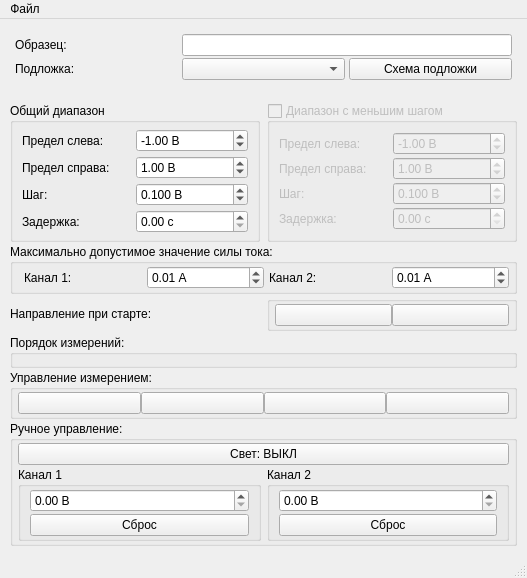
First picture: the form in design.ui, repository Danep1/MIPT-VAC-GUI, before the edit.
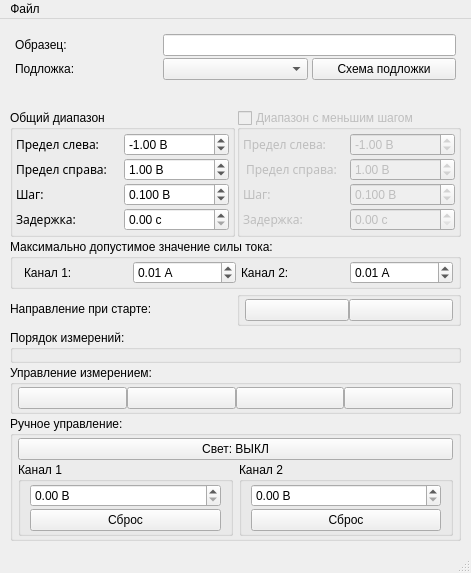
Second picture: the form after the edit. Icons and pictures are not drawn.

What changed in the file:
```diff
--- a/design.ui
+++ b/design.ui
@@ -6,8 +6,8 @@
    <rect>
     <x>0</x>
     <y>0</y>
-    <width>527</width>
-    <height>578</height>
+    <width>471</width>
+    <height>573</height>
    </rect>
   </property>
   <property name="sizePolicy">
@@ -21,8 +21,8 @@
   </property>
   <widget class="QWidget" name="centralwidget">
    <property name="sizePolicy">
-    <sizepolicy hsizetype="Fixed" vsizetype="Preferred">
-     <horstretch>0</horstretch>
+    <sizepolicy hsizetype="Preferred" vsizetype="Preferred">
+     <horstretch>2</horstretch>
      <verstretch>0</verstretch>
     </sizepolicy>
    </property>
@@ -76,6 +76,9 @@
            </sizepolicy>
           </property>
           <layout class="QGridLayout" name="gridLayout_3">
+           <property name="sizeConstraint">
+            <enum>QLayout::SizeConstraint::SetMinimumSize</enum>
+           </property>
            <property name="leftMargin">
             <number>5</number>
            </property>
@@ -140,6 +143,9 @@
         <item>
          <widget class="QWidget" name="meas_setup_widget" native="true">
           <layout class="QGridLayout" name="gridLayout_5">
+           <property name="sizeConstraint">
+            <enum>QLayout::SizeConstraint::SetMinimumSize</enum>
+           </property>
            <property name="leftMargin">
             <number>0</number>
            </property>
@@ -152,10 +158,7 @@
            <property name="bottomMargin">
             <number>2</number>
            </property>
-           <property name="horizontalSpacing">
-            <number>7</number>
-           </property>
-           <property name="verticalSpacing">
+           <property name="spacing">
             <number>2</number>
            </property>
            <item row="2" column="1">
@@ -211,17 +214,32 @@
               <string>Общий диапазон</string>
              </property>
              <layout class="QGridLayout" name="gridLayout_6">
+              <property name="sizeConstraint">
+               <enum>QLayout::SizeConstraint::SetMinimumSize</enum>
+              </property>
+              <property name="leftMargin">
+               <number>3</number>
+              </property>
               <property name="topMargin">
-               <number>4</number>
+               <number>3</number>
+              </property>
+              <property name="rightMargin">
+               <number>3</number>
               </property>
               <property name="bottomMargin">
-               <number>4</number>
+               <number>3</number>
               </property>
               <property name="spacing">
                <number>2</number>
               </property>
               <item row="3" column="1">
                <widget class="QDoubleSpinBox" name="delay_spin">
+                <property name="sizePolicy">
+                 <sizepolicy hsizetype="Preferred" vsizetype="Fixed">
+                  <horstretch>0</horstretch>
+                  <verstretch>0</verstretch>
+                 </sizepolicy>
+                </property>
                 <property name="suffix">
                  <string> с</string>
                 </property>
@@ -235,6 +253,17 @@
               </item>
               <item row="3" column="0">
                <widget class="QLabel" name="delay_label">
+                <property name="sizePolicy">
+                 <sizepolicy hsizetype="Minimum" vsizetype="Preferred">
+                  <horstretch>0</horstretch>
+                  <verstretch>0</verstretch>
+                 </sizepolicy>
+                </property>
+                <property name="font">
+                 <font>
+                  <family>Ubuntu Condensed</family>
+                 </font>
+                </property>
                 <property name="text">
                  <string>Задержка:</string>
                 </property>
@@ -242,6 +271,12 @@
               </item>
               <item row="2" column="1">
                <widget class="QDoubleSpinBox" name="step_spin">
+                <property name="sizePolicy">
+                 <sizepolicy hsizetype="Preferred" vsizetype="Fixed">
+                  <horstretch>0</horstretch>
+                  <verstretch>0</verstretch>
+                 </sizepolicy>
+                </property>
                 <property name="suffix">
                  <string> В</string>
                 </property>
@@ -264,6 +299,17 @@
               </item>
               <item row="1" column="0">
                <widget class="QLabel" name="limit_right_label">
+                <property name="sizePolicy">
+                 <sizepolicy hsizetype="Minimum" vsizetype="Preferred">
+                  <horstretch>0</horstretch>
+                  <verstretch>0</verstretch>
+                 </sizepolicy>
+                </property>
+                <property name="font">
+                 <font>
+                  <family>Ubuntu Condensed</family>
+                 </font>
+                </property>
                 <property name="text">
                  <string>Предел справа:</string>
                 </property>
@@ -271,6 +317,17 @@
               </item>
               <item row="0" column="0">
                <widget class="QLabel" name="limit_left_label">
+                <property name="sizePolicy">
+                 <sizepolicy hsizetype="Minimum" vsizetype="Preferred">
+                  <horstretch>0</horstretch>
+                  <verstretch>0</verstretch>
+                 </sizepolicy>
+                </property>
+                <property name="font">
+                 <font>
+                  <family>Ubuntu Condensed</family>
+                 </font>
+                </property>
                 <property name="layoutDirection">
                  <enum>Qt::LayoutDirection::LeftToRight</enum>
                 </property>
@@ -281,11 +338,11 @@
               </item>
               <item row="0" column="1">
                <widget class="QDoubleSpinBox" name="limit_left_spin">
-                <property name="minimumSize">
-                 <size>
-                  <width>100</width>
-                  <height>0</height>
-                 </size>
+                <property name="sizePolicy">
+                 <sizepolicy hsizetype="Preferred" vsizetype="Fixed">
+                  <horstretch>0</horstretch>
+                  <verstretch>0</verstretch>
+                 </sizepolicy>
                 </property>
                 <property name="suffix">
                  <string> В</string>
@@ -303,6 +360,17 @@
               </item>
               <item row="2" column="0">
                <widget class="QLabel" name="step_label">
+                <property name="sizePolicy">
+                 <sizepolicy hsizetype="Minimum" vsizetype="Preferred">
+                  <horstretch>0</horstretch>
+                  <verstretch>0</verstretch>
+                 </sizepolicy>
+                </property>
+                <property name="font">
+                 <font>
+                  <family>Ubuntu Condensed</family>
+                 </font>
+                </property>
                 <property name="text">
                  <string>Шаг:</string>
                 </property>
@@ -310,6 +378,12 @@
               </item>
               <item row="1" column="1">
                <widget class="QDoubleSpinBox" name="limit_right_spin">
+                <property name="sizePolicy">
+                 <sizepolicy hsizetype="Preferred" vsizetype="Fixed">
+                  <horstretch>0</horstretch>
+                  <verstretch>0</verstretch>
+                 </sizepolicy>
+                </property>
                 <property name="suffix">
                  <string> В</string>
                 </property>
@@ -342,11 +416,38 @@
               <bool>false</bool>
              </property>
              <layout class="QGridLayout" name="gridLayout">
+              <property name="sizeConstraint">
+               <enum>QLayout::SizeConstraint::SetMinimumSize</enum>
+              </property>
+              <property name="leftMargin">
+               <number>3</number>
+              </property>
+              <property name="topMargin">
+               <number>3</number>
+              </property>
+              <property name="rightMargin">
+               <number>3</number>
+              </property>
+              <property name="bottomMargin">
+               <number>3</number>
+              </property>
               <property name="spacing">
                <number>2</number>
               </property>
               <item row="0" column="1">
                <widget class="QLabel" name="limit_left_accurate_label">
+                <property name="sizePolicy">
+                 <sizepolicy hsizetype="Minimum" vsizetype="Preferred">
+                  <horstretch>0</horstretch>
+                  <verstretch>0</verstretch>
+                 </sizepolicy>
+                </property>
+                <property name="font">
+                 <font>
+                  <family>Ubuntu Condensed</family>
+                  <stylestrategy>PreferDefault</stylestrategy>
+                 </font>
+                </property>
                 <property name="text">
                  <string>Предел слева:</string>
                 </property>
@@ -354,6 +455,18 @@
               </item>
               <item row="4" column="1">
                <widget class="QLabel" name="delay_accurate_label">
+                <property name="sizePolicy">
+                 <sizepolicy hsizetype="Minimum" vsizetype="Preferred">
+                  <horstretch>0</horstretch>
+                  <verstretch>0</verstretch>
+                 </sizepolicy>
+                </property>
+                <property name="font">
+                 <font>
+                  <family>Ubuntu Condensed</family>
+                  <stylestrategy>PreferDefault</stylestrategy>
+                 </font>
+                </property>
                 <property name="text">
                  <string>Задержка:</string>
                 </property>
@@ -361,6 +474,21 @@
               </item>
               <item row="1" column="1">
                <widget class="QLabel" name="limit_right_accurate_label">
+                <property name="sizePolicy">
+                 <sizepolicy hsizetype="Minimum" vsizetype="Preferred">
+                  <horstretch>0</horstretch>
+                  <verstretch>0</verstretch>
+                 </sizepolicy>
+                </property>
+                <property name="font">
+                 <font>
+                  <family>Ubuntu Condensed</family>
+                  <stylestrategy>PreferDefault</stylestrategy>
+                 </font>
+                </property>
+                <property name="styleSheet">
+                 <string notr="true">padding-right: 1px</string>
+                </property>
                 <property name="text">
                  <string>Предел справа:</string>
                 </property>
@@ -368,11 +496,11 @@
               </item>
               <item row="0" column="3">
                <widget class="QDoubleSpinBox" name="limit_left_accurate_spin">
-                <property name="minimumSize">
-                 <size>
-                  <width>100</width>
-                  <height>0</height>
-                 </size>
+                <property name="sizePolicy">
+                 <sizepolicy hsizetype="Preferred" vsizetype="Fixed">
+                  <horstretch>0</horstretch>
+                  <verstretch>0</verstretch>
+                 </sizepolicy>
                 </property>
                 <property name="suffix">
                  <string> В</string>
@@ -390,6 +518,12 @@
               </item>
               <item row="4" column="3">
                <widget class="QDoubleSpinBox" name="delay_accurate_spin">
+                <property name="sizePolicy">
+                 <sizepolicy hsizetype="Preferred" vsizetype="Fixed">
+                  <horstretch>0</horstretch>
+                  <verstretch>0</verstretch>
+                 </sizepolicy>
+                </property>
                 <property name="suffix">
                  <string> с</string>
                 </property>
@@ -403,6 +537,12 @@
               </item>
               <item row="1" column="3">
                <widget class="QDoubleSpinBox" name="limit_right_accurate_spin">
+                <property name="sizePolicy">
+                 <sizepolicy hsizetype="Preferred" vsizetype="Fixed">
+                  <horstretch>0</horstretch>
+                  <verstretch>0</verstretch>
+                 </sizepolicy>
+                </property>
                 <property name="suffix">
                  <string> В</string>
                 </property>
@@ -419,6 +559,12 @@
               </item>
               <item row="2" column="3">
                <widget class="QDoubleSpinBox" name="step_accurate_spin">
+                <property name="sizePolicy">
+                 <sizepolicy hsizetype="Preferred" vsizetype="Fixed">
+                  <horstretch>0</horstretch>
+                  <verstretch>0</verstretch>
+                 </sizepolicy>
+                </property>
                 <property name="suffix">
                  <string> В</string>
                 </property>
@@ -441,6 +587,18 @@
               </item>
               <item row="2" column="1">
                <widget class="QLabel" name="step_accurate_label">
+                <property name="sizePolicy">
+                 <sizepolicy hsizetype="Minimum" vsizetype="Preferred">
+                  <horstretch>0</horstretch>
+                  <verstretch>0</verstretch>
+                 </sizepolicy>
+                </property>
+                <property name="font">
+                 <font>
+                  <family>Ubuntu Condensed</family>
+                  <stylestrategy>PreferDefault</stylestrategy>
+                 </font>
+                </property>
                 <property name="text">
                  <string>Шаг:</string>
                 </property>
@@ -502,6 +660,12 @@
               </item>
               <item row="0" column="1">
                <widget class="QDoubleSpinBox" name="max_current_1_spin">
+                <property name="sizePolicy">
+                 <sizepolicy hsizetype="Preferred" vsizetype="Fixed">
+                  <horstretch>0</horstretch>
+                  <verstretch>0</verstretch>
+                 </sizepolicy>
+                </property>
                 <property name="suffix">
                  <string> А</string>
                 </property>
@@ -515,6 +679,12 @@
               </item>
               <item row="0" column="3">
                <widget class="QDoubleSpinBox" name="max_current_2_spin">
+                <property name="sizePolicy">
+                 <sizepolicy hsizetype="Preferred" vsizetype="Fixed">
+                  <horstretch>0</horstretch>
+                  <verstretch>0</verstretch>
+                 </sizepolicy>
+                </property>
                 <property name="suffix">
                  <string> А</string>
                 </property>
@@ -544,6 +714,9 @@
            <property name="spacing">
             <number>0</number>
            </property>
+           <property name="sizeConstraint">
+            <enum>QLayout::SizeConstraint::SetMinimumSize</enum>
+           </property>
            <property name="leftMargin">
             <number>5</number>
            </property>
@@ -574,6 +747,9 @@
            <property name="spacing">
             <number>0</number>
            </property>
+           <property name="sizeConstraint">
+            <enum>QLayout::SizeConstraint::SetMinimumSize</enum>
+           </property>
            <property name="leftMargin">
             <number>5</number>
            </property>
@@ -654,6 +830,9 @@
            <string>Ручное управление:</string>
           </property>
           <layout class="QGridLayout" name="gridLayout_2">
+           <property name="sizeConstraint">
+            <enum>QLayout::SizeConstraint::SetMinimumSize</enum>
+           </property>
            <property name="leftMargin">
             <number>5</number>
            </property>
@@ -678,6 +857,9 @@
               <property name="spacing">
                <number>2</number>
               </property>
+              <property name="sizeConstraint">
+               <enum>QLayout::SizeConstraint::SetMinimumSize</enum>
+              </property>
               <property name="topMargin">
                <number>2</number>
               </property>
@@ -710,6 +892,9 @@
               <property name="spacing">
                <number>2</number>
               </property>
+              <property name="sizeConstraint">
+               <enum>QLayout::SizeConstraint::SetMinimumSize</enum>
+              </property>
               <property name="topMargin">
                <number>2</number>
               </property>
@@ -758,7 +943,7 @@
     <rect>
      <x>0</x>
      <y>0</y>
-     <width>527</width>
+     <width>471</width>
      <height>20</height>
     </rect>
    </property>
```
Left out of the diff: 3 changed lines with no effect on the pictures.
